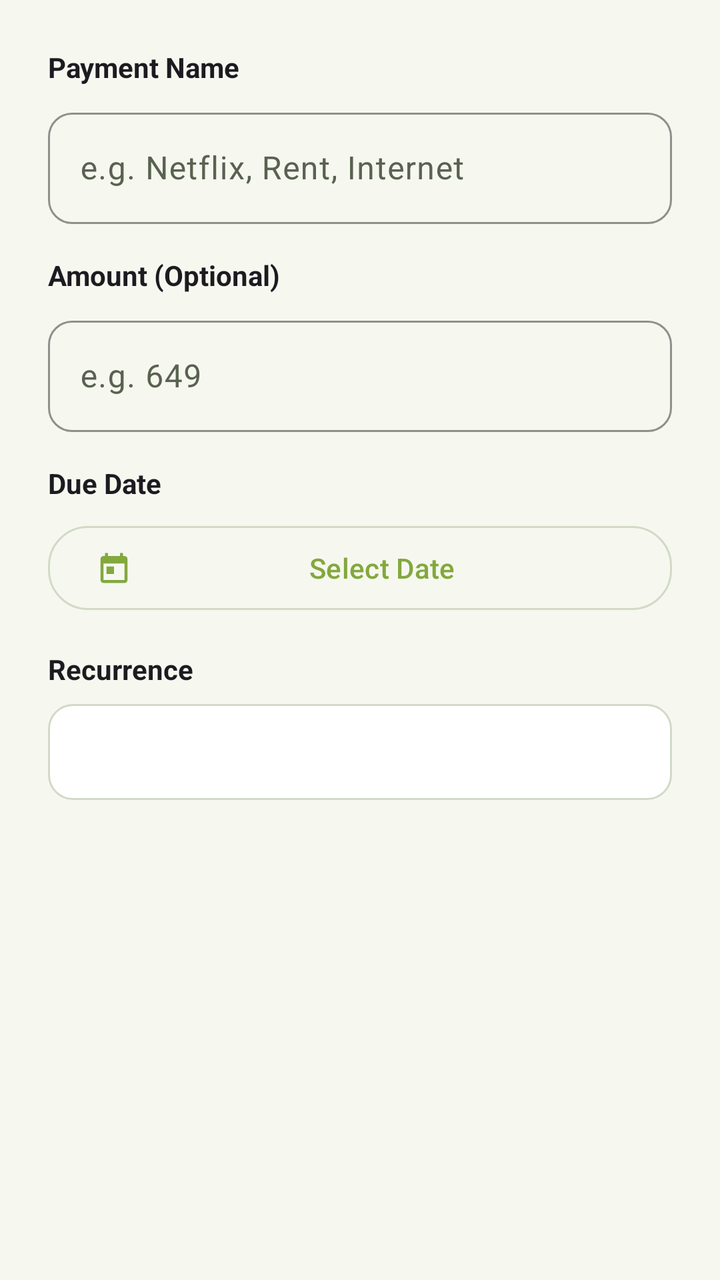
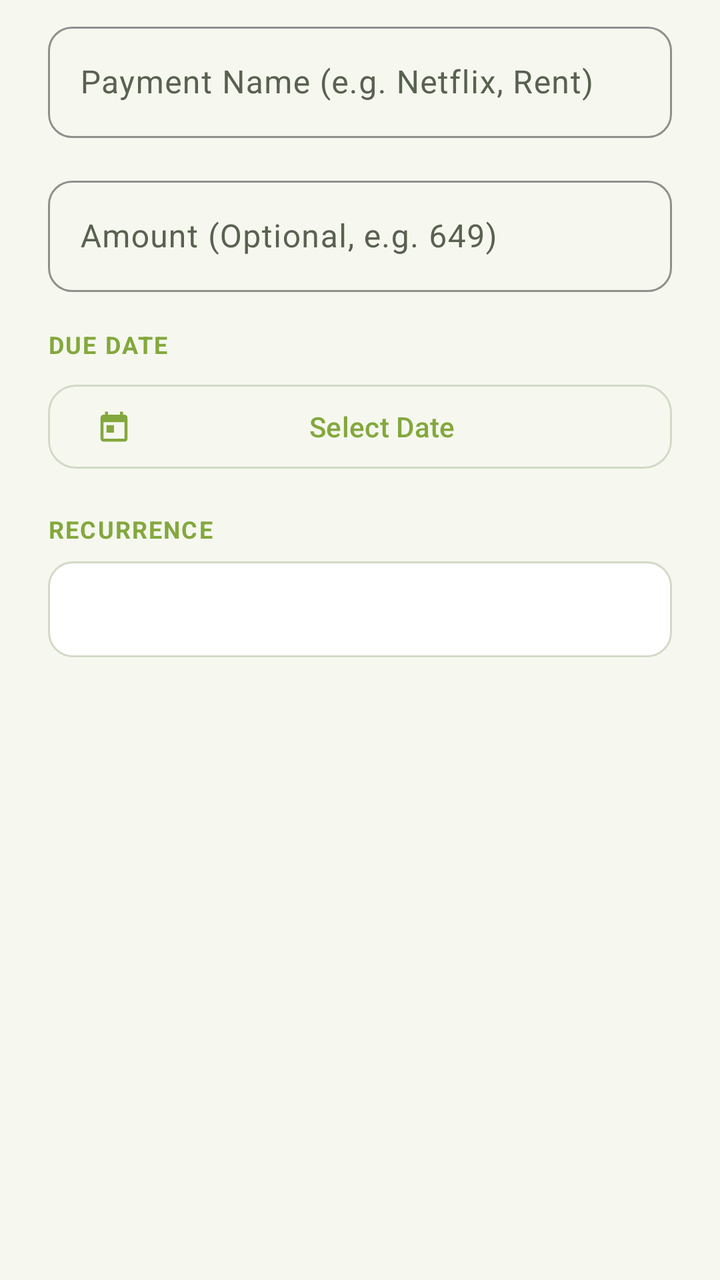

Screens rendered from an Android XML layout before and after an edit, with the pre-edit source and the edit as a unified diff.
<!-- AndroidManifest.xml: application theme Theme.Reminder -->
<!-- res/layout/dialog_create_payment.xml -->
<?xml version="1.0" encoding="utf-8"?>
<ScrollView xmlns:android="http://schemas.android.com/apk/res/android"
    xmlns:app="http://schemas.android.com/apk/res-auto"
    android:id="@+id/dialogPaymentScrollView"
    android:layout_width="match_parent"
    android:layout_height="wrap_content"
    android:fillViewport="true">

    <LinearLayout
        android:layout_width="match_parent"
        android:layout_height="wrap_content"
        android:orientation="vertical"
        android:padding="24dp">

        <TextView
            android:layout_width="wrap_content"
            android:layout_height="wrap_content"
            android:text="Payment Name"
            android:textSize="14sp"
            android:textColor="?android:attr/textColorPrimary"
            android:textStyle="bold"
            android:layout_marginBottom="8dp" />

        <com.google.android.material.textfield.TextInputLayout
            android:id="@+id/dialogPaymentNameLayout"
            style="@style/Widget.Reminder.TextInputLayout"
            android:layout_width="match_parent"
            android:layout_height="wrap_content"
            android:layout_marginBottom="16dp">

            <com.google.android.material.textfield.TextInputEditText
                android:id="@+id/dialogPaymentNameInput"
                android:layout_width="match_parent"
                android:layout_height="wrap_content"
                android:hint="e.g. Netflix, Rent, Internet"
                android:textColor="?android:attr/textColorPrimary"
                android:inputType="textCapWords"
                android:maxLines="1" />
        </com.google.android.material.textfield.TextInputLayout>

        <TextView
            android:layout_width="wrap_content"
            android:layout_height="wrap_content"
            android:text="Amount (Optional)"
            android:textSize="14sp"
            android:textColor="?android:attr/textColorPrimary"
            android:textStyle="bold"
            android:layout_marginBottom="8dp" />

        <com.google.android.material.textfield.TextInputLayout
            android:id="@+id/dialogPaymentAmountLayout"
            style="@style/Widget.Reminder.TextInputLayout"
            android:layout_width="match_parent"
            android:layout_height="wrap_content"
            android:layout_marginBottom="16dp">

            <com.google.android.material.textfield.TextInputEditText
                android:id="@+id/dialogPaymentAmountInput"
                android:layout_width="match_parent"
                android:layout_height="wrap_content"
                android:hint="e.g. 649"
                android:textColor="?android:attr/textColorPrimary"
                android:inputType="numberDecimal"
                android:maxLines="1" />
        </com.google.android.material.textfield.TextInputLayout>

        <TextView
            android:layout_width="wrap_content"
            android:layout_height="wrap_content"
            android:text="Due Date"
            android:textSize="14sp"
            android:textColor="?android:attr/textColorPrimary"
            android:textStyle="bold"
            android:layout_marginBottom="8dp" />

        <com.google.android.material.button.MaterialButton
            android:id="@+id/dialogDateButton"
            style="@style/Widget.Reminder.Button.Outlined"
            android:layout_width="match_parent"
            android:layout_height="50dp"
            android:text="Select Date"
            android:textSize="14sp"
            app:icon="@drawable/ic_ms_calendar"
            app:iconTint="@color/gl_primary"
            android:layout_marginBottom="16dp" />

        <TextView
            android:layout_width="wrap_content"
            android:layout_height="wrap_content"
            android:text="Recurrence"
            android:textSize="14sp"
            android:textColor="?android:attr/textColorPrimary"
            android:textStyle="bold"
            android:layout_marginBottom="8dp" />

        <Spinner
            android:id="@+id/dialogRecurrenceSpinner"
            android:layout_width="match_parent"
            android:layout_height="48dp"
            android:layout_marginBottom="16dp"
            android:background="@drawable/rounded_edittext"
            android:spinnerMode="dropdown" />

        <LinearLayout
            android:id="@+id/dialogCustomDaysContainer"
            android:layout_width="match_parent"
            android:layout_height="wrap_content"
            android:orientation="vertical"
            android:visibility="gone"
            android:layout_marginBottom="16dp">

            <TextView
                android:layout_width="wrap_content"
                android:layout_height="wrap_content"
                android:text="Repeat every (days)"
                android:textSize="14sp"
                android:textColor="?android:attr/textColorPrimary"
                android:textStyle="bold"
                android:layout_marginBottom="8dp" />

            <com.google.android.material.textfield.TextInputLayout
                android:id="@+id/dialogCustomDaysLayout"
                style="@style/Widget.Reminder.TextInputLayout"
                android:layout_width="match_parent"
                android:layout_height="wrap_content"
                app:suffixText="days">

                <com.google.android.material.textfield.TextInputEditText
                    android:id="@+id/dialogCustomDaysInput"
                    android:layout_width="match_parent"
                    android:layout_height="wrap_content"
                    android:hint="e.g. 28"
                    android:text="28"
                    android:textColor="?android:attr/textColorPrimary"
                    android:inputType="number"
                    android:maxLines="1" />
            </com.google.android.material.textfield.TextInputLayout>
        </LinearLayout>

    </LinearLayout>
</ScrollView>
<!-- resources referenced by this layout -->
<resources>
  <color name="gl_primary">#83A83D</color>
  <!-- drawable rounded_edittext (drawable) -->
  <?xml version="1.0" encoding="utf-8"?>
  <shape xmlns:android="http://schemas.android.com/apk/res/android"
      android:shape="rectangle">
      <solid android:color="@color/colorInputBackground" />
      <stroke android:width="1dp" android:color="@color/colorInputBorder" />
      <corners android:radius="12dp" />
  </shape>
  <style name="Widget.Reminder.Button.Outlined" parent="Widget.Material3.Button.OutlinedButton">
          <item name="strokeColor">@color/colorSurfaceBorder</item>
          <item name="strokeWidth">1dp</item>
          <item name="android:textColor">@color/gl_primary</item>
          <item name="cornerRadius">20dp</item>
          <item name="android:minHeight">@dimen/touch_target_min</item>
      </style>
  <color name="colorInputBackground">@color/gl_surface</color>
  <color name="colorInputBorder">@color/gl_outline</color>
  <color name="colorSurfaceBorder">@color/gl_outline</color>
  <dimen name="touch_target_min">48dp</dimen>
  <color name="white">#FFFFFFFF</color>
  <color name="gl_tertiary">#D9EBA9</color>
  <color name="gl_secondary">#B2D66C</color>
  <color name="gl_graphite">#191D19</color>
  <color name="gl_surface_elevated">#F0F3E8</color>
  <color name="colorBackground">@color/gl_background</color>
  <color name="colorSurface">@color/gl_surface</color>
  <color name="colorTextPrimary">@color/gl_text_primary</color>
  <color name="colorSurfaceVariant">@color/gl_surface_elevated</color>
  <color name="colorTextSecondary">@color/gl_text_secondary</color>
  <color name="colorDivider">@color/gl_outline_variant</color>
  <color name="colorDelete">#BA1A1A</color>
  <color name="colorDeleteContainer">#FFDAD6</color>
  <color name="colorOnDeleteContainer">#410002</color>
  <style name="Animation.Reminder.Activity" parent="@android:style/Animation.Activity">
          <item name="android:activityOpenEnterAnimation">@anim/slide_in_right</item>
          <item name="android:activityOpenExitAnimation">@anim/slide_out_left</item>
          <item name="android:activityCloseEnterAnimation">@anim/slide_in_left</item>
          <item name="android:activityCloseExitAnimation">@anim/slide_out_right</item>
      </style>
  <style name="Widget.Reminder.Button.Primary" parent="Widget.Material3.Button">
          <item name="backgroundTint">@color/gl_primary</item>
          <item name="android:textColor">@color/white</item>
          <item name="cornerRadius">20dp</item>
          <item name="android:minHeight">@dimen/touch_target_min</item>
          <item name="rippleColor">#33FFFFFF</item>
      </style>
  <style name="ThemeOverlay.Reminder.MaterialAlertDialog" parent="ThemeOverlay.Material3.MaterialAlertDialog">
          <item name="shapeAppearanceOverlay">@style/ShapeAppearance.Reminder.Card</item>
          <item name="colorSurface">@color/colorSurface</item>
          <item name="colorPrimary">@color/gl_primary</item>
      </style>
  <color name="gl_surface">#FFFFFF</color>
  <color name="gl_outline">#D2DAC7</color>
  <color name="gl_background">#F6F8F0</color>
  <color name="gl_text_primary">#191D19</color>
  <color name="gl_text_secondary">#596250</color>
  <color name="gl_outline_variant">#E2E8DC</color>
  <dimen name="card_stroke_width">1dp</dimen>
  <dimen name="card_elevation">1dp</dimen>
  <style name="ShapeAppearance.Reminder.Card" parent="ShapeAppearance.Material3.Corner.Medium">
          <item name="cornerSize">16dp</item>
      </style>
  <style name="Widget.Reminder.BottomNavigation.Indicator" parent="Widget.Material3.BottomNavigationView.ActiveIndicator">
          <item name="android:color">@color/gl_tertiary</item>
          <item name="android:width">60dp</item>
          <item name="android:height">32dp</item>
      </style>
  <!-- unchanged entries left out for length: 5 -->
</resources>

<!-- the commit's change to res/layout/dialog_create_payment.xml (unified diff, before → after) -->
@@ -10,55 +10,43 @@
         android:layout_width="match_parent"
         android:layout_height="wrap_content"
         android:orientation="vertical"
-        android:padding="24dp">
-
-        <TextView
-            android:layout_width="wrap_content"
-            android:layout_height="wrap_content"
-            android:text="Payment Name"
-            android:textSize="14sp"
-            android:textColor="?android:attr/textColorPrimary"
-            android:textStyle="bold"
-            android:layout_marginBottom="8dp" />
+        android:paddingHorizontal="24dp"
+        android:paddingTop="8dp"
+        android:paddingBottom="16dp">
 
         <com.google.android.material.textfield.TextInputLayout
             android:id="@+id/dialogPaymentNameLayout"
             style="@style/Widget.Reminder.TextInputLayout"
             android:layout_width="match_parent"
             android:layout_height="wrap_content"
+            android:hint="Payment Name (e.g. Netflix, Rent)"
+            app:hintTextColor="@color/gl_primary"
+            app:boxStrokeColor="@color/gl_primary"
             android:layout_marginBottom="16dp">
 
             <com.google.android.material.textfield.TextInputEditText
                 android:id="@+id/dialogPaymentNameInput"
                 android:layout_width="match_parent"
                 android:layout_height="wrap_content"
-                android:hint="e.g. Netflix, Rent, Internet"
                 android:textColor="?android:attr/textColorPrimary"
                 android:inputType="textCapWords"
                 android:maxLines="1" />
         </com.google.android.material.textfield.TextInputLayout>
-
-        <TextView
-            android:layout_width="wrap_content"
-            android:layout_height="wrap_content"
-            android:text="Amount (Optional)"
-            android:textSize="14sp"
-            android:textColor="?android:attr/textColorPrimary"
-            android:textStyle="bold"
-            android:layout_marginBottom="8dp" />
 
         <com.google.android.material.textfield.TextInputLayout
             android:id="@+id/dialogPaymentAmountLayout"
             style="@style/Widget.Reminder.TextInputLayout"
             android:layout_width="match_parent"
             android:layout_height="wrap_content"
-            android:layout_marginBottom="16dp">
+            android:hint="Amount (Optional, e.g. 649)"
+            app:hintTextColor="@color/gl_primary"
+            app:boxStrokeColor="@color/gl_primary"
+            android:layout_marginBottom="18dp">
 
             <com.google.android.material.textfield.TextInputEditText
                 android:id="@+id/dialogPaymentAmountInput"
                 android:layout_width="match_parent"
                 android:layout_height="wrap_content"
-                android:hint="e.g. 649"
                 android:textColor="?android:attr/textColorPrimary"
                 android:inputType="numberDecimal"
                 android:maxLines="1" />
@@ -67,10 +55,11 @@
         <TextView
             android:layout_width="wrap_content"
             android:layout_height="wrap_content"
-            android:text="Due Date"
-            android:textSize="14sp"
-            android:textColor="?android:attr/textColorPrimary"
+            android:text="DUE DATE"
+            android:textSize="12sp"
+            android:textColor="@color/gl_primary"
             android:textStyle="bold"
+            android:letterSpacing="0.06"
             android:layout_marginBottom="8dp" />
 
         <com.google.android.material.button.MaterialButton
@@ -80,17 +69,19 @@
             android:layout_height="50dp"
             android:text="Select Date"
             android:textSize="14sp"
+            app:cornerRadius="14dp"
             app:icon="@drawable/ic_ms_calendar"
             app:iconTint="@color/gl_primary"
-            android:layout_marginBottom="16dp" />
+            android:layout_marginBottom="18dp" />
 
         <TextView
             android:layout_width="wrap_content"
             android:layout_height="wrap_content"
-            android:text="Recurrence"
-            android:textSize="14sp"
-            android:textColor="?android:attr/textColorPrimary"
+            android:text="RECURRENCE"
+            android:textSize="12sp"
+            android:textColor="@color/gl_primary"
             android:textStyle="bold"
+            android:letterSpacing="0.06"
             android:layout_marginBottom="8dp" />
 
         <Spinner
@@ -98,6 +89,7 @@
             android:layout_width="match_parent"
             android:layout_height="48dp"
             android:layout_marginBottom="16dp"
+            android:paddingHorizontal="12dp"
             android:background="@drawable/rounded_edittext"
             android:spinnerMode="dropdown" />
 
@@ -109,27 +101,20 @@
             android:visibility="gone"
             android:layout_marginBottom="16dp">
 
-            <TextView
-                android:layout_width="wrap_content"
-                android:layout_height="wrap_content"
-                android:text="Repeat every (days)"
-                android:textSize="14sp"
-                android:textColor="?android:attr/textColorPrimary"
-                android:textStyle="bold"
-                android:layout_marginBottom="8dp" />
-
             <com.google.android.material.textfield.TextInputLayout
                 android:id="@+id/dialogCustomDaysLayout"
                 style="@style/Widget.Reminder.TextInputLayout"
                 android:layout_width="match_parent"
                 android:layout_height="wrap_content"
+                android:hint="Repeat every (days)"
+                app:hintTextColor="@color/gl_primary"
+                app:boxStrokeColor="@color/gl_primary"
                 app:suffixText="days">
 
                 <com.google.android.material.textfield.TextInputEditText
                     android:id="@+id/dialogCustomDaysInput"
                     android:layout_width="match_parent"
                     android:layout_height="wrap_content"
-                    android:hint="e.g. 28"
                     android:text="28"
                     android:textColor="?android:attr/textColorPrimary"
                     android:inputType="number"
